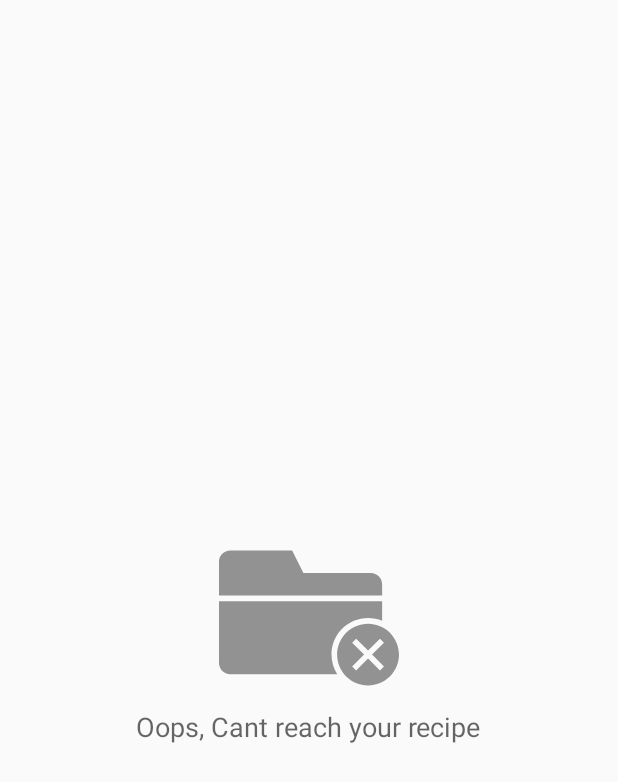
After one commit to iqbalprabu/FoodRecipes-Eudeka, an Android app: the layout empty_data_layout.xml on its own in the app's theme, with its tools: preview values and no code run, on a phone screen of 412 x 824 dp. The commit adds this screen. Shown: the top 782 px of the screen. Run offline under Robolectric (Android 15) with nearby library versions, the phone set to English and light mode, and no system bars.

Commit message:
Issue 12 (#18)
* search_meal_layout

* Adding Layout List Resep

* Adding Layout List Resep

* Adding id for swipe refresh

```diff
--- a/app/src/main/java/com/osg31/resepmakanan/view/ListMealActivity.java
+++ b/app/src/main/java/com/osg31/resepmakanan/view/ListMealActivity.java
@@ -1,5 +1,7 @@
 package com.osg31.resepmakanan.view;
 
+import android.os.Bundle;
+import android.support.v7.app.AppCompatActivity;
 import android.support.v7.app.AppCompatActivity;
 import android.os.Bundle;
 
--- a/app/src/main/java/com/osg31/resepmakanan/view/SearchMealActivity.java
+++ b/app/src/main/java/com/osg31/resepmakanan/view/SearchMealActivity.java
@@ -1,6 +1,8 @@
 package com.osg31.resepmakanan.view;
 
 import android.content.Intent;
+import android.os.Bundle;
+import android.support.v7.app.AppCompatActivity;
 import android.support.v7.app.AppCompatActivity;
 import android.os.Bundle;
 import android.widget.Button;
@@ -23,6 +25,7 @@ public class SearchMealActivity extends AppCompatActivity {
         ButterKnife.bind(this);
 
         ok.setOnClickListener(v -> {
+
             Intent proses= new Intent(SearchMealActivity.this, ListMealActivity.class);
             proses.putExtra("data",cari.getText().toString());
             startActivity(proses);
--- /dev/null
+++ b/app/src/main/res/drawable/ic_folder_empty.xml
@@ -0,0 +1,12 @@
+<vector android:height="24dp"
+    android:viewportHeight="32"
+    android:viewportWidth="32"
+    android:width="24dp"
+    xmlns:android="http://schemas.android.com/apk/res/android">
+    <path
+        android:fillColor="#929292"
+        android:fillType="evenOdd"
+        android:pathData="M21.0218,26L1.9933,26C0.8997,26 0,25.1085 0,24.0088L0,13L0,13L29,13L29,16.4982C28.2304,16.1772 27.3859,16 26.5,16C22.9101,16 20,18.9101 20,22.5C20,23.7886 20.375,24.9897 21.0218,26L21.0218,26L21.0218,26ZM0,12L0,5.9912C0,4.8897 0.8967,4 2.0028,4L13,4L15,8L26.9941,8C28.1029,8 29,8.8932 29,9.9951L29,12L0,12L0,12L0,12ZM26.5,28C29.5376,28 32,25.5376 32,22.5C32,19.4624 29.5376,17 26.5,17C23.4624,17 21,19.4624 21,22.5C21,25.5376 23.4624,28 26.5,28ZM26.5,23.2071L24.3787,25.3284L23.6716,24.6213L25.7929,22.5L23.6716,20.3787L24.3787,19.6716L26.5,21.7929L28.6213,19.6716L29.3284,20.3787L27.2071,22.5L29.3284,24.6213L28.6213,25.3284L26.5,23.2071L26.5,23.2071Z"
+        android:strokeColor="#00000000"
+        android:strokeWidth="1" />
+</vector>
--- /dev/null
+++ b/app/src/main/res/layout/empty_data_layout.xml
@@ -0,0 +1,23 @@
+<?xml version="1.0" encoding="utf-8"?>
+<RelativeLayout xmlns:android="http://schemas.android.com/apk/res/android"
+    android:layout_width="match_parent"
+    android:layout_height="match_parent">
+
+    <ImageView
+        android:id="@+id/iv_folder_empty"
+        android:layout_width="120dp"
+        android:layout_height="120dp"
+        android:layout_centerInParent="true"
+        android:scaleType="fitXY"
+        android:src="@drawable/ic_folder_empty" />
+
+    <TextView
+        android:layout_width="wrap_content"
+        android:layout_height="wrap_content"
+        android:layout_below="@id/iv_folder_empty"
+        android:layout_centerHorizontal="true"
+        android:text="@string/text_error_reach"
+        android:textAppearance="?android:textAppearanceMedium" />
+
+
+</RelativeLayout>
--- a/app/src/main/res/values/strings.xml
+++ b/app/src/main/res/values/strings.xml
@@ -3,4 +3,5 @@
     <string name="title_meal_search">Input Meal Name</string>
     <string name="hint_search">Search for a Meal...</string>
     <string name="search">Search</string>
+    <string name="text_error_reach">Oops, Cant reach your recipe</string>
 </resources>
--- a/app/src/main/res/values/styles.xml
+++ b/app/src/main/res/values/styles.xml
@@ -6,7 +6,14 @@
         <item name="colorPrimary">@color/colorPrimary</item>
         <item name="colorPrimaryDark">@color/colorPrimaryDark</item>
         <item name="colorAccent">@color/colorAccent</item>
+
     </style>
 
+    <style name="AppTheme.NoActionBar">
+        <item name="windowActionBar">false</item>
+        <item name="windowNoTitle">true</item>
+    </style>
 
+    <style name="AppTheme.AppBarOverlay" parent="ThemeOverlay.AppCompat.Dark.ActionBar" />
+    <style name="AppTheme.PopupOverlay" parent="ThemeOverlay.AppCompat.Light" />
 </resources>
```
Also changed, not shown: app/src/main/AndroidManifest.xml (+7 -5 lines), app/src/main/java/com/osg31/resepmakanan/model/MealDetail.java (+144 -0 lines), app/src/main/res/layout/activity_list_meal.xml (+31 -2 lines), app/src/main/res/layout/item_meal.xml (added, +54 -0 lines), app/src/main/res/layout/toolbar_layout.xml (added, +17 -0 lines).
